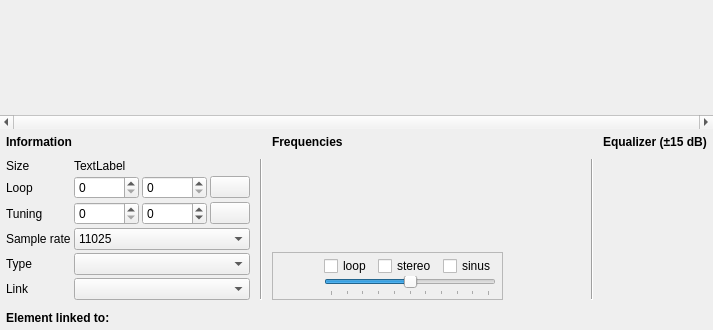
davy7125/polyphone, file sources/editor/pagesmpl.ui: the form before one commit.
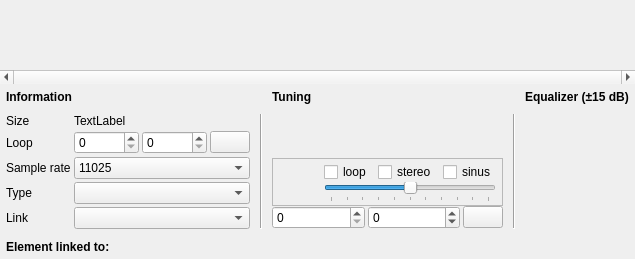
The form after the commit. Icons and pictures are not drawn. Custom widgets are drawn as their Qt base class.

Commit message: Tuning area redesigned

What changed in the file:
```diff
--- a/sources/editor/pagesmpl.ui
+++ b/sources/editor/pagesmpl.ui
@@ -6,8 +6,8 @@
    <rect>
     <x>0</x>
     <y>0</y>
-    <width>713</width>
-    <height>330</height>
+    <width>629</width>
+    <height>259</height>
    </rect>
   </property>
   <property name="windowTitle">
@@ -187,12 +187,54 @@
        </widget>
       </item>
       <item row="1" column="2">
-       <layout class="QGridLayout" name="frameMiddle">
-        <property name="verticalSpacing">
+       <layout class="QGridLayout" name="frameMiddle" columnstretch="5,5,0">
+        <property name="horizontalSpacing">
          <number>3</number>
         </property>
-        <item row="1" column="0">
-         <widget class="QFrame" name="framePlayArea">
+        <property name="verticalSpacing">
+         <number>0</number>
+        </property>
+        <item row="2" column="0">
+         <widget class="SpinBoxKey" name="spinRootKey">
+          <property name="correctionMode">
+           <enum>QAbstractSpinBox::CorrectToNearestValue</enum>
+          </property>
+          <property name="maximum">
+           <number>127</number>
+          </property>
+         </widget>
+        </item>
+        <item row="2" column="1">
+         <widget class="SpinBoxCents" name="spinTune">
+          <property name="correctionMode">
+           <enum>QAbstractSpinBox::CorrectToNearestValue</enum>
+          </property>
+          <property name="minimum">
+           <number>-100</number>
+          </property>
+          <property name="maximum">
+           <number>100</number>
+          </property>
+         </widget>
+        </item>
+        <item row="2" column="2">
+         <widget class="QPushButton" name="pushAutoTune">
+          <property name="toolTip">
+           <string>Use the estimated pitch and correction as values</string>
+          </property>
+          <property name="text">
+           <string/>
+          </property>
+          <property name="iconSize">
+           <size>
+            <width>14</width>
+            <height>14</height>
+           </size>
+          </property>
+         </widget>
+        </item>
+        <item row="1" column="0" colspan="3">
+         <widget class="TransparentFrame" name="framePlayArea">
           <property name="minimumSize">
            <size>
             <width>0</width>
@@ -320,20 +362,7 @@
           </layout>
          </widget>
         </item>
-        <item row="1" column="1">
-         <spacer name="horizontalSpacer_4">
-          <property name="orientation">
-           <enum>Qt::Horizontal</enum>
-          </property>
-          <property name="sizeHint" stdset="0">
-           <size>
-            <width>40</width>
-            <height>20</height>
-           </size>
-          </property>
-         </spacer>
-        </item>
-        <item row="0" column="0" colspan="2">
+        <item row="0" column="0" colspan="3">
          <widget class="QFrame" name="frame_6">
           <property name="sizePolicy">
            <sizepolicy hsizetype="Preferred" vsizetype="Expanding">
@@ -390,7 +419,7 @@
          </font>
         </property>
         <property name="text">
-         <string>Frequencies</string>
+         <string>Tuning</string>
         </property>
        </widget>
       </item>
@@ -417,89 +446,23 @@
            <property name="spacing">
             <number>3</number>
            </property>
-           <item row="2" column="1">
-            <widget class="SpinBoxKey" name="spinRootKey">
-             <property name="correctionMode">
-              <enum>QAbstractSpinBox::CorrectToNearestValue</enum>
-             </property>
-             <property name="maximum">
-              <number>127</number>
-             </property>
-            </widget>
-           </item>
-           <item row="0" column="0">
-            <widget class="QLabel" name="label">
-             <property name="text">
-              <string>Size</string>
-             </property>
-            </widget>
-           </item>
-           <item row="1" column="1">
-            <widget class="QSpinBox" name="spinStartLoop">
-             <property name="minimumSize">
-              <size>
-               <width>65</width>
-               <height>0</height>
-              </size>
-             </property>
-             <property name="correctionMode">
-              <enum>QAbstractSpinBox::CorrectToNearestValue</enum>
-             </property>
-            </widget>
-           </item>
-           <item row="5" column="0">
-            <widget class="QLabel" name="label_5">
-             <property name="text">
-              <string>Link</string>
-             </property>
-            </widget>
-           </item>
-           <item row="1" column="3">
-            <widget class="QPushButton" name="pushFullLength">
-             <property name="toolTip">
-              <string>Use the full length of the sample as loop</string>
-             </property>
-             <property name="text">
-              <string/>
-             </property>
-             <property name="iconSize">
-              <size>
-               <width>14</width>
-               <height>14</height>
-              </size>
-             </property>
-            </widget>
-           </item>
-           <item row="2" column="0">
-            <widget class="QLabel" name="label_3">
-             <property name="text">
-              <string>Tuning</string>
-             </property>
-            </widget>
-           </item>
-           <item row="2" column="3">
-            <widget class="QPushButton" name="pushAutoTune">
-             <property name="toolTip">
-              <string>Use the estimated pitch and correction as values</string>
-             </property>
-             <property name="text">
-              <string/>
-             </property>
-             <property name="iconSize">
-              <size>
-               <width>14</width>
-               <height>14</height>
-              </size>
-             </property>
-            </widget>
-           </item>
-           <item row="4" column="0">
+           <item row="3" column="0">
             <widget class="QLabel" name="label_7">
              <property name="text">
               <string>Type</string>
              </property>
             </widget>
            </item>
+           <item row="4" column="0">
+            <widget class="QLabel" name="label_5">
+             <property name="text">
+              <string>Link</string>
+             </property>
+            </widget>
+           </item>
+           <item row="4" column="1" colspan="3">
+            <widget class="QComboBox" name="comboLink"/>
+           </item>
            <item row="1" column="0">
             <widget class="QLabel" name="label_2">
              <property name="text">
@@ -507,23 +470,36 @@
              </property>
             </widget>
            </item>
-           <item row="2" column="2">
-            <widget class="SpinBoxCents" name="spinTune">
+           <item row="1" column="1">
+            <widget class="QSpinBox" name="spinStartLoop">
+             <property name="minimumSize">
+              <size>
+               <width>65</width>
+               <height>0</height>
+              </size>
+             </property>
              <property name="correctionMode">
               <enum>QAbstractSpinBox::CorrectToNearestValue</enum>
              </property>
-             <property name="minimum">
-              <number>-100</number>
+            </widget>
+           </item>
+           <item row="3" column="1" colspan="3">
+            <widget class="QComboBox" name="comboType"/>
+           </item>
+           <item row="1" column="3">
+            <widget class="QPushButton" name="pushFullLength">
+             <property name="toolTip">
+              <string>Use the full length of the sample as loop</string>
              </property>
-             <property name="maximum">
-              <number>100</number>
+             <property name="text">
+              <string/>
              </property>
             </widget>
            </item>
-           <item row="3" column="0">
-            <widget class="QLabel" name="label_6">
+           <item row="0" column="0">
+            <widget class="QLabel" name="label">
              <property name="text">
-              <string>Sample rate</string>
+              <string>Size</string>
              </property>
             </widget>
            </item>
@@ -540,14 +516,7 @@
              </property>
             </widget>
            </item>
-           <item row="0" column="1" colspan="2">
-            <widget class="QLabel" name="labelTaille">
-             <property name="text">
-              <string notr="true">TextLabel</string>
-             </property>
-            </widget>
-           </item>
-           <item row="3" column="1" colspan="3">
+           <item row="2" column="1" colspan="3">
             <widget class="QComboBox" name="comboSampleRate">
              <item>
               <property name="text">
@@ -586,11 +555,19 @@
              </item>
             </widget>
            </item>
-           <item row="4" column="1" colspan="3">
-            <widget class="QComboBox" name="comboType"/>
+           <item row="2" column="0">
+            <widget class="QLabel" name="label_6">
+             <property name="text">
+              <string>Sample rate</string>
+             </property>
+            </widget>
            </item>
-           <item row="5" column="1" colspan="3">
-            <widget class="QComboBox" name="comboLink"/>
+           <item row="0" column="1" colspan="3">
+            <widget class="QLabel" name="labelTaille">
+             <property name="text">
+              <string notr="true">TextLabel</string>
+             </property>
+            </widget>
            </item>
           </layout>
          </item>
@@ -752,6 +729,12 @@
    <header>graphicswave.h</header>
    <container>1</container>
   </customwidget>
+  <customwidget>
+   <class>TransparentFrame</class>
+   <extends>QFrame</extends>
+   <header location="global">transparentframe.h</header>
+   <container>1</container>
+  </customwidget>
  </customwidgets>
  <tabstops>
   <tabstop>spinStartLoop</tabstop>
```
Left out of the diff: 45 changed lines with no effect on the pictures. The commit also changes 13 other files.
